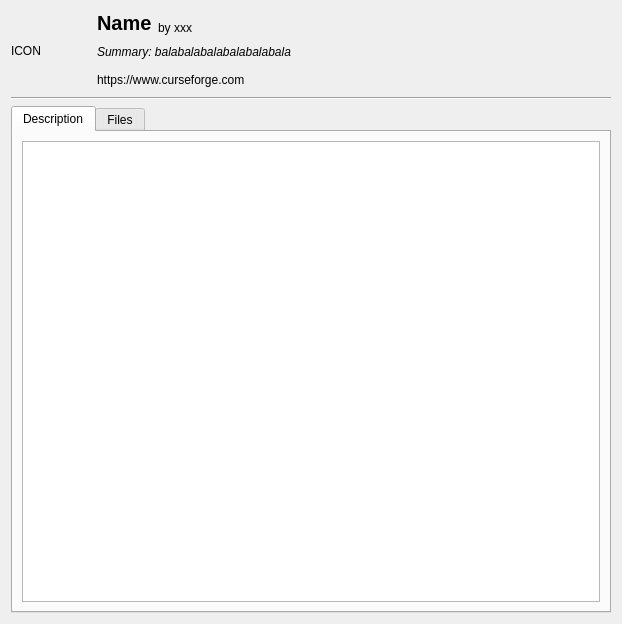
First picture: the form in src/ui/curseforgemodinfodialog.ui, repository kaniol-lck/modmanager, before the edit.
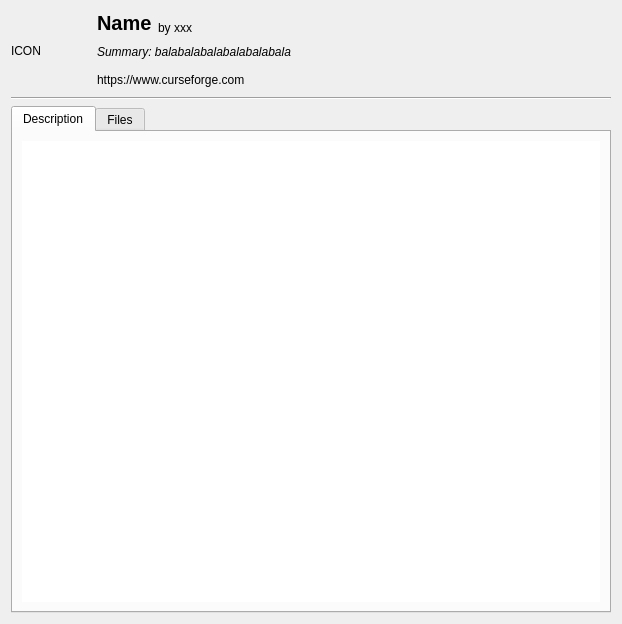
Second picture: the form after the edit.

```diff
--- a/src/ui/curseforgemodinfodialog.ui
+++ b/src/ui/curseforgemodinfodialog.ui
@@ -128,6 +128,15 @@
       <layout class="QGridLayout" name="gridLayout_2">
        <item row="0" column="0">
         <widget class="QTextBrowser" name="modDescription">
+         <property name="autoFillBackground">
+          <bool>false</bool>
+         </property>
+         <property name="frameShape">
+          <enum>QFrame::NoFrame</enum>
+         </property>
+         <property name="frameShadow">
+          <enum>QFrame::Sunken</enum>
+         </property>
          <property name="openExternalLinks">
           <bool>true</bool>
          </property>
```
